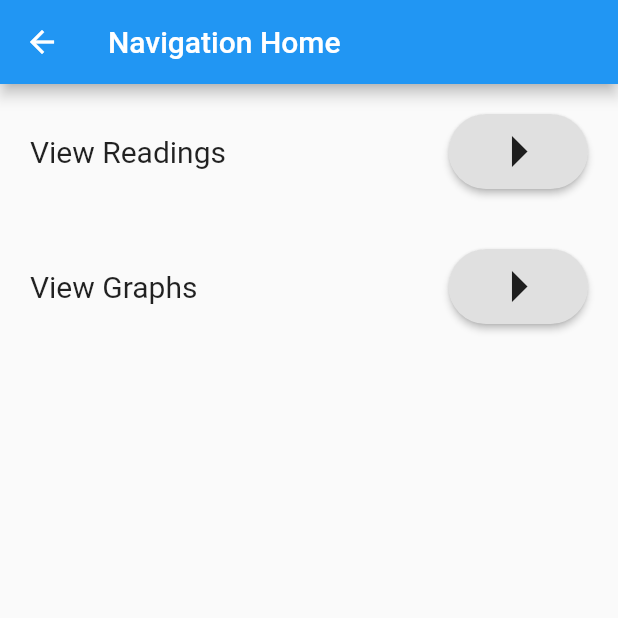
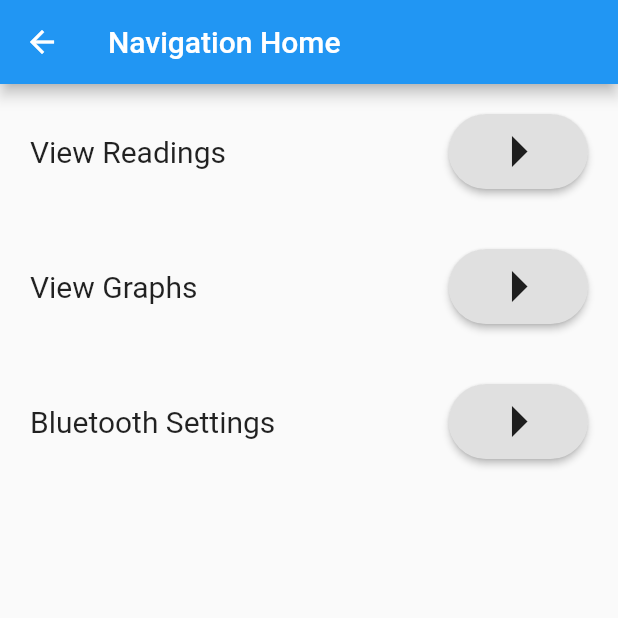
Before and after one commit to klibertowski/senior-design-mobile, a Flutter app: the screen it shows after launch, after a tap on "Sign In", on a phone screen of 412 x 824 dp, the top half of it. Run offline on Flutter 3.47's test engine with Material 2 defaults, Android fonts, the phone set to English and light mode, and no system bars; our stand-ins replace flutter_bluetooth_serial.

```diff
--- a/impedance_app/lib/main.dart
+++ b/impedance_app/lib/main.dart
@@ -1,20 +1,21 @@
 import 'dart:ui';
 
 import 'package:flutter/material.dart';
+import 'package:flutter_bluetooth_serial/flutter_bluetooth_serial.dart';
 
 void main() {
   runApp(MaterialApp(
     title: 'App',
-    home: SignIn(),
+    home: MyApp(),
   ));
 }
 
-class SignIn extends StatefulWidget{
+class MyApp extends StatefulWidget{
   @override
-  _SignInState createState() => _SignInState();
+  _MyAppState createState() => _MyAppState();
 }
 
-class _SignInState extends State<SignIn> {
+class _MyAppState extends State<MyApp> {
   // This widget is the root of your application.
   @override
   Widget build(BuildContext context) {
@@ -142,6 +143,36 @@ class NavigationPage extends StatelessWidget {
               ],
             ),
           ),
+          Container(
+            padding: EdgeInsets.all(20.0),
+            child: Row(
+              children: <Widget>[
+                Expanded(
+                  flex: 3,
+                  child: Text(
+                    'Bluetooth Settings',
+                    style: TextStyle(
+                      fontSize: 20.0,
+                    ),
+                  ),
+                ),
+                Expanded(
+                    flex: 1,
+                    child: RaisedButton(
+                        onPressed: () {
+                          Navigator.push(
+                            context,
+                            MaterialPageRoute(builder: (context) => BluetoothSettings()),
+                          );
+                        },
+                        shape: StadiumBorder(),
+                        child: Icon(
+                          Icons.arrow_right,
+                          size: 50.0,
+                        ))),
+              ],
+            ),
+          ),
         ],
       ),
     );
```
